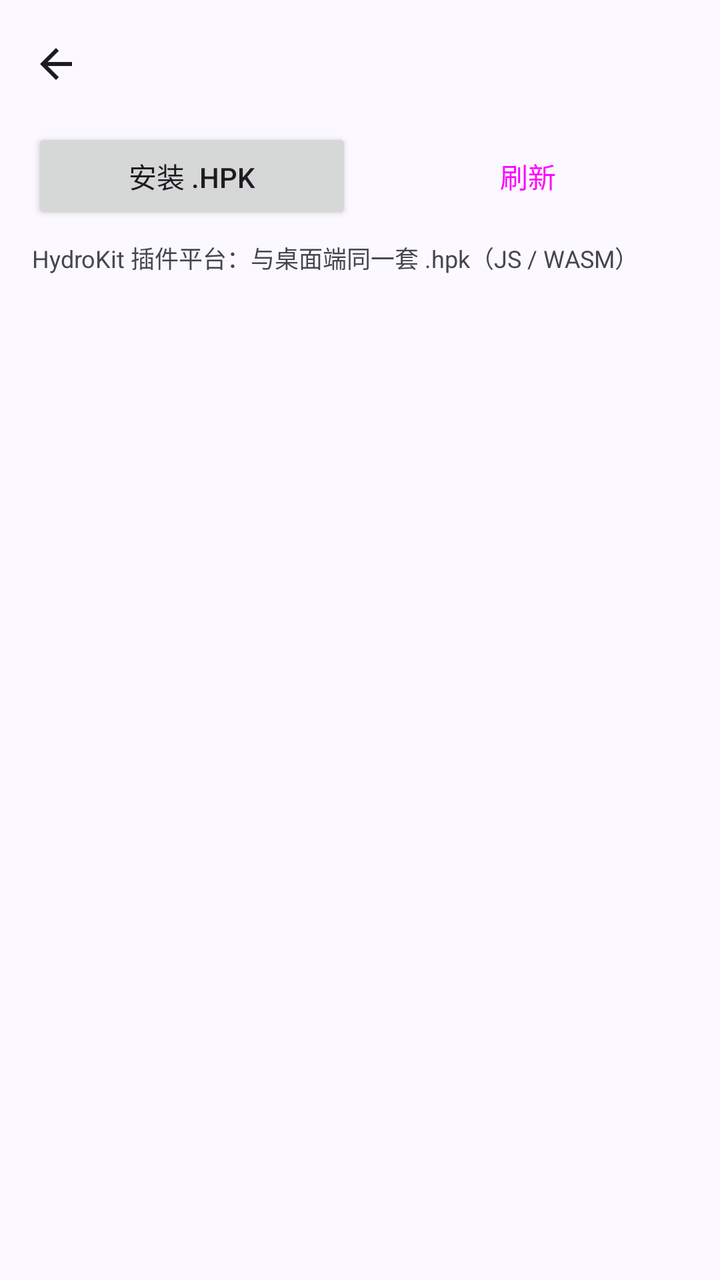
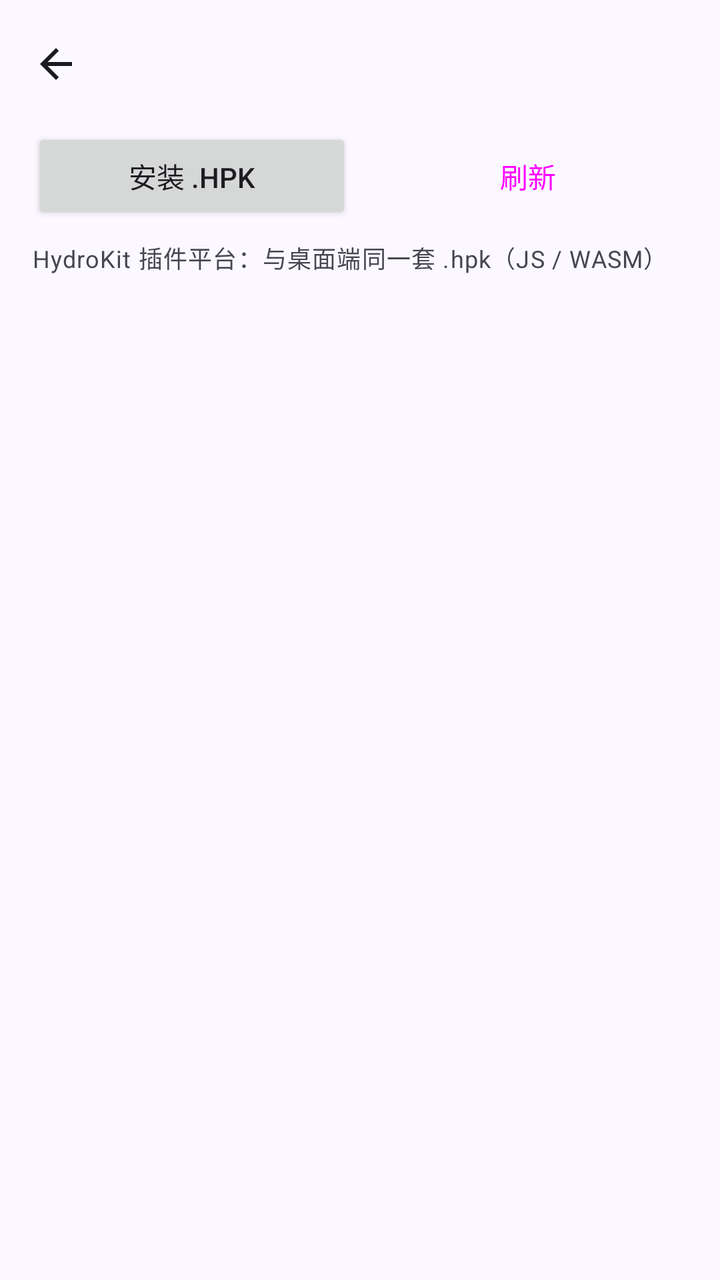

An Android layout rendered at two revisions. The XML below is the earlier revision; the diff shows what the commit changed to produce the second picture.
<!-- AndroidManifest.xml: activity theme Theme.HydroLinkServer -->
<!-- res/layout/activity_plugins.xml -->
<?xml version="1.0" encoding="utf-8"?>
<LinearLayout xmlns:android="http://schemas.android.com/apk/res/android"
    xmlns:app="http://schemas.android.com/apk/res-auto"
    android:layout_width="match_parent"
    android:layout_height="match_parent"
    android:orientation="vertical"
    android:background="?android:attr/colorBackground">

    <com.google.android.material.appbar.MaterialToolbar
        android:id="@+id/toolbar"
        android:layout_width="match_parent"
        android:layout_height="?attr/actionBarSize"
        android:title="插件"
        app:titleCentered="true"
        app:titleTextAppearance="?attr/textAppearanceHeadlineSmall"
        app:navigationIcon="@drawable/ic_arrow_back" />

    <LinearLayout
        android:layout_width="match_parent"
        android:layout_height="wrap_content"
        android:orientation="horizontal"
        android:paddingHorizontal="16dp"
        android:paddingBottom="8dp">

        <Button
            android:id="@+id/btnInstallPlugin"
            android:layout_width="0dp"
            android:layout_height="wrap_content"
            android:layout_weight="1"
            android:text="安装 .hpk" />

        <Button
            android:id="@+id/btnRefreshPlugins"
            style="?attr/materialButtonOutlinedStyle"
            android:layout_width="0dp"
            android:layout_height="wrap_content"
            android:layout_weight="1"
            android:layout_marginStart="8dp"
            android:text="刷新" />
    </LinearLayout>

    <TextView
        android:layout_width="match_parent"
        android:layout_height="wrap_content"
        android:paddingHorizontal="16dp"
        android:paddingBottom="8dp"
        android:text="HydroKit 插件平台：与桌面端同一套 .hpk（JS / WASM）"
        android:textSize="12sp"
        android:textColor="?attr/colorOnSurfaceVariant" />

    <androidx.recyclerview.widget.RecyclerView
        android:id="@+id/pluginList"
        android:layout_width="match_parent"
        android:layout_height="0dp"
        android:layout_weight="1"
        android:clipToPadding="false"
        android:paddingBottom="16dp" />
</LinearLayout>
<!-- resources referenced by this layout -->
<resources>
  <!-- drawable ic_arrow_back (drawable) -->
  <vector xmlns:android="http://schemas.android.com/apk/res/android"
      android:width="24dp"
      android:height="24dp"
      android:viewportWidth="24"
      android:viewportHeight="24"
      android:tint="?attr/colorOnSurface">
      <path
          android:fillColor="@android:color/white"
          android:pathData="M20,11H7.83l5.59,-5.59L12,4l-8,8 8,8 1.41,-1.41L7.83,13H20v-2z" />
  </vector>
  <color name="md_theme_primary">#4f61ff</color>
  <color name="md_theme_onPrimary">#ffffff</color>
  <color name="md_theme_primaryContainer">#dee0ff</color>
  <color name="md_theme_onPrimaryContainer">#000f5c</color>
  <color name="md_theme_secondary">#5b5d72</color>
  <color name="md_theme_onSecondary">#ffffff</color>
  <color name="md_theme_secondaryContainer">#e0e1f9</color>
  <color name="md_theme_onSecondaryContainer">#171a2c</color>
  <color name="md_theme_tertiary">#77536d</color>
  <color name="md_theme_onTertiary">#ffffff</color>
  <color name="md_theme_tertiaryContainer">#ffd7f1</color>
  <color name="md_theme_onTertiaryContainer">#2d1228</color>
  <color name="md_theme_error">#ba1a1a</color>
  <color name="md_theme_onError">#ffffff</color>
  <color name="md_theme_errorContainer">#ffdad6</color>
  <color name="md_theme_onErrorContainer">#410002</color>
  <color name="md_theme_background">#fbf8ff</color>
  <color name="md_theme_onBackground">#1b1b21</color>
  <color name="md_theme_surface">#fbf8ff</color>
  <color name="md_theme_onSurface">#1b1b21</color>
  <color name="md_theme_surfaceVariant">#e3e1ec</color>
  <color name="md_theme_onSurfaceVariant">#46464f</color>
  <color name="md_theme_outline">#777680</color>
  <color name="md_theme_outlineVariant">#c7c5d0</color>
  <color name="md_theme_surfaceDim">#dbd9e1</color>
  <color name="md_theme_surfaceBright">#fbf8ff</color>
  <color name="md_theme_surfaceContainerLowest">#ffffff</color>
  <color name="md_theme_surfaceContainerLow">#f5f2fa</color>
  <color name="md_theme_surfaceContainer">#efedf4</color>
  <color name="md_theme_surfaceContainerHigh">#e9e7ef</color>
  <color name="md_theme_surfaceContainerHighest">#e4e1e9</color>
  <style name="ShapeAppearance.Hydro.Small" parent="ShapeAppearance.Material3.Corner.Full" />
  <style name="ShapeAppearance.Hydro.Medium" parent="ShapeAppearance.Material3.Corner.Large" />
  <style name="ShapeAppearance.Hydro.Large" parent="ShapeAppearance.Material3.Corner.ExtraLarge" />
  <!-- unchanged entries left out for length: 1 -->
</resources>

<!-- the commit's change to res/layout/activity_plugins.xml (unified diff, before → after) -->
@@ -45,7 +45,7 @@
         android:paddingHorizontal="16dp"
         android:paddingBottom="8dp"
         android:text="HydroKit 插件平台：与桌面端同一套 .hpk（JS / WASM）"
-        android:textSize="12sp"
+        android:textAppearance="?attr/textAppearanceBodySmall"
         android:textColor="?attr/colorOnSurfaceVariant" />
 
     <androidx.recyclerview.widget.RecyclerView
